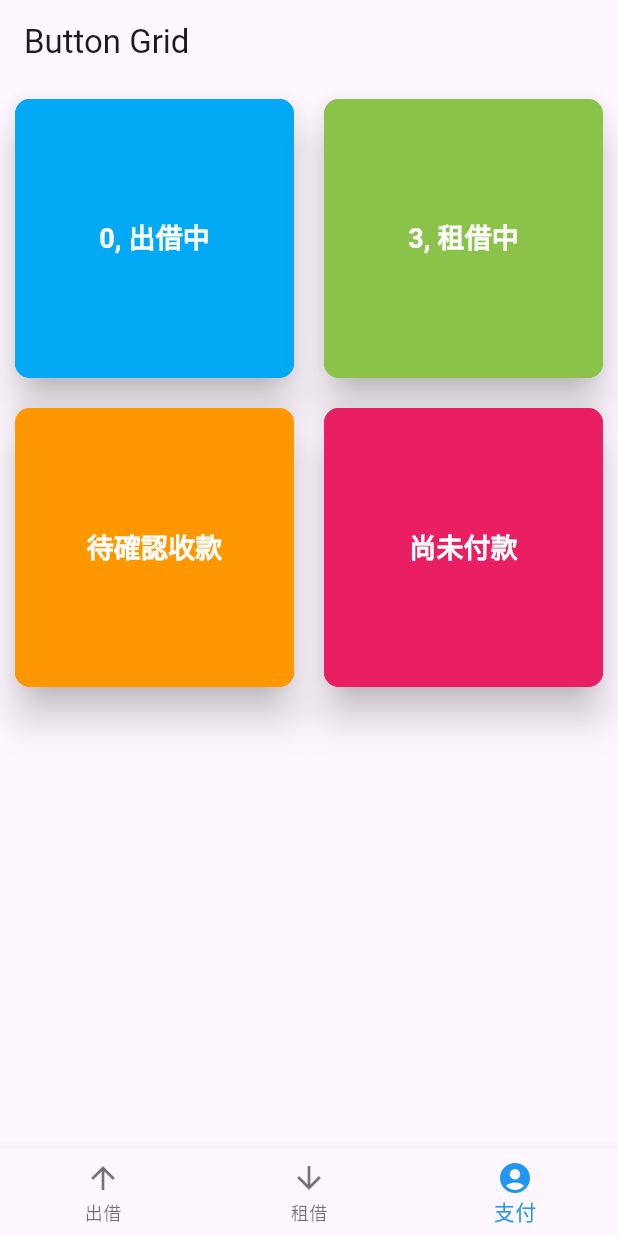
After one commit to Syana6/ParkPals, a Flutter app: the screen it shows after launch, item 3 of the bottom bar chosen, on a phone screen of 412 x 824 dp. The commit adds this screen. Run offline on Flutter 3.47's test engine with Material 3 defaults, Android fonts, the phone set to English and light mode, and no system bars; our stand-ins replace dio, dropdown_button2; missing offline and left inert: ej_selector, omni_datetime_picker; Roboto replaces fonts that are missing (WorkSans).

Commit message:
調整命名結構、增加支付頁面初稿

```diff
--- a/lib/main.dart
+++ b/lib/main.dart
@@ -4,6 +4,7 @@ import 'package:flutter/material.dart';
 import 'package:flutter/services.dart';
 import 'app_theme.dart';
 import 'myParkingView/parking_home_screen.dart';
+import 'myPaymentView/my_payment_home_screen.dart';
 import 'toRentView/to_rent_home_screen.dart';
 
 void main() {
@@ -33,8 +34,6 @@ class ParkPALsApp extends StatelessWidget {
         textTheme: AppTheme.textTheme,
         platform: TargetPlatform.iOS,
       ),
-      title: '社區車位租借',
-      // TODO: 這裡要加入登入頁面
       home: const HomePage(),
     );
   }
@@ -61,8 +60,7 @@ class _HomePageState extends State<HomePage> with TickerProviderStateMixin {
         duration: const Duration(milliseconds: 600), vsync: this);
 
     // 初始化租借畫面
-    tabBody =
-        RentHomeScreen(mainScreenAnimationController: _animationController);
+    tabBody = RentHomeScreen(mainScreenAnimationController: _animationController);
 
     super.initState();
   }
@@ -81,12 +79,10 @@ class _HomePageState extends State<HomePage> with TickerProviderStateMixin {
       tabBody = parkingHome();
     }
     else if (index == 1) {
-      tabBody =
-          RentHomeScreen(mainScreenAnimationController: _animationController);
+      tabBody = RentHomeScreen(mainScreenAnimationController: _animationController);
     }
     else if (index == 2) {
-      // tabBody =
-      //     DropDownButton(mainScreenAnimationController: _animationController);
+      tabBody = PaymentHomeScreen(mainScreenAnimationController: _animationController);
     }
   }
 
@@ -136,7 +132,7 @@ class _HomePageState extends State<HomePage> with TickerProviderStateMixin {
         ),
         BottomNavigationBarItem(
           icon: Icon(Icons.account_circle),
-          label: '帳號',
+          label: '支付',
         ),
       ],
       currentIndex: _currentIndex,
--- /dev/null
+++ b/lib/myPaymentView/my_payment_home_screen.dart
@@ -0,0 +1,62 @@
+import 'package:flutter/material.dart';
+
+class PaymentHomeScreen extends StatelessWidget {
+  const PaymentHomeScreen({Key? key, this.mainScreenAnimationController})
+      : super(key: key);
+  final AnimationController? mainScreenAnimationController;
+  @override
+  Widget build(BuildContext context) {
+    return MaterialApp(
+      home: Scaffold(
+        appBar: AppBar(
+          title: const Text('Button Grid'),
+        ),
+        body: Center(
+          child: Padding(
+            padding: const EdgeInsets.all(10.0),
+            child: GridView.count(
+              crossAxisCount: 2, // 每行两个按钮
+              crossAxisSpacing: 20.0, // 水平间距
+              mainAxisSpacing: 20.0, // 垂直间距
+              childAspectRatio: 1.0, // 按钮宽高比为1:1，形成正方形
+              children: [
+                _buildButton('0, 出借中', Colors.lightBlue),
+                _buildButton('3, 租借中', Colors.lightGreen),
+                _buildButton('待確認收款', Colors.orange),
+                _buildButton('尚未付款', Colors.pink),
+              ],
+            ),
+          ),
+        ),
+      ),
+    );
+  }
+
+  Widget _buildButton(String text, Color color) {
+    return Container(
+      decoration: BoxDecoration(
+        color: color,
+        borderRadius: BorderRadius.circular(10.0),
+      ),
+      child: ElevatedButton(
+        onPressed: () {},
+        style: ElevatedButton.styleFrom(
+          elevation: 11,
+          backgroundColor: color,
+          padding: const EdgeInsets.all(10.0),
+          shape: RoundedRectangleBorder(
+            borderRadius: BorderRadius.circular(10.0),
+          ),
+        ),
+        child: Text(
+          text,
+          style: const TextStyle(
+            color: Colors.white,
+            fontSize: 18.0,
+            fontWeight: FontWeight.bold,
+          ),
+        ),
+      ),
+    );
+  }
+}
--- a/lib/toRentView/to_rent_home_screen.dart
+++ b/lib/toRentView/to_rent_home_screen.dart
@@ -1,5 +1,5 @@
 import 'package:flutter/material.dart';
-import 'rent_screen_widges/rent_screen.dart';
+import 'rent_screen_widges/to_rent_screen.dart';
 
 // main main.dart
 // 租借主頁面
@@ -24,7 +24,7 @@ class _RentHomeScreenState extends State<RentHomeScreen> with TickerProviderStat
   }
 
   Widget build (BuildContext context) {
-    return RentScreen(
+    return ToRentScreen(
         mainScreenAnimationController: widget.mainScreenAnimationController,
     );
   }
```
Also changed, not shown: lib/myPaymentView/my_payment_screen_theme.dart (added, +105 -0 lines), lib/toRentView/rent_screen_widges/setting_screen.dart (+4 -3 lines), lib/toRentView/rent_screen_widges/to_rent_Info_card_detail.dart (renamed from lib/toRentView/rent_screen_widges/to_rent_detail.dart, +4 -5 lines), lib/toRentView/rent_screen_widges/to_rent_info_card.dart (renamed from lib/toRentView/rent_screen_widges/to_rent_info.dart, +6 -6 lines), lib/toRentView/rent_screen_widges/to_rent_screen.dart (renamed from lib/toRentView/rent_screen_widges/rent_screen.dart, +7 -6 lines), lib/myParkingView/parking_home_screen_theme.dart (added).
